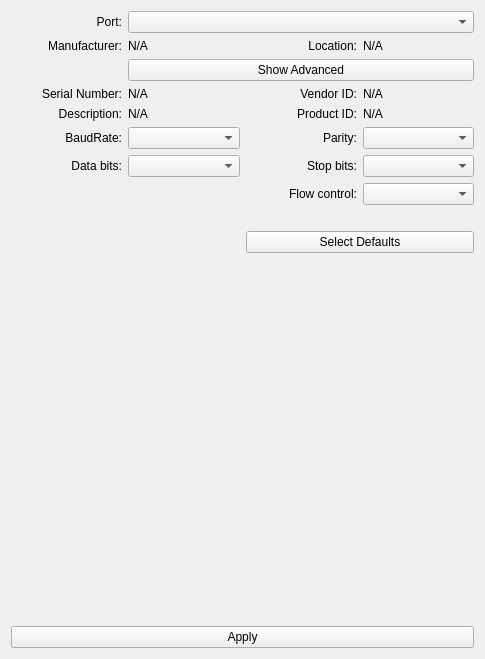
Before: the Qt Designer form src/libs/libhardware/hardware/serial/SerialSettingsWidget.ui in mrdeveloperdude/OctoMY, drawn with Qt 5.
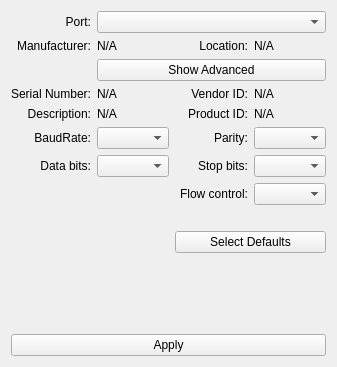
After: the same form once the commit is applied.

The edit to the form file:
```diff
--- a/src/libs/libhardware/hardware/serial/SerialSettingsWidget.ui
+++ b/src/libs/libhardware/hardware/serial/SerialSettingsWidget.ui
@@ -6,8 +6,8 @@
    <rect>
     <x>0</x>
     <y>0</y>
-    <width>485</width>
-    <height>659</height>
+    <width>337</width>
+    <height>367</height>
    </rect>
   </property>
   <property name="sizePolicy">
```
Left out of the diff: 201 changed lines with no effect on the pictures.
